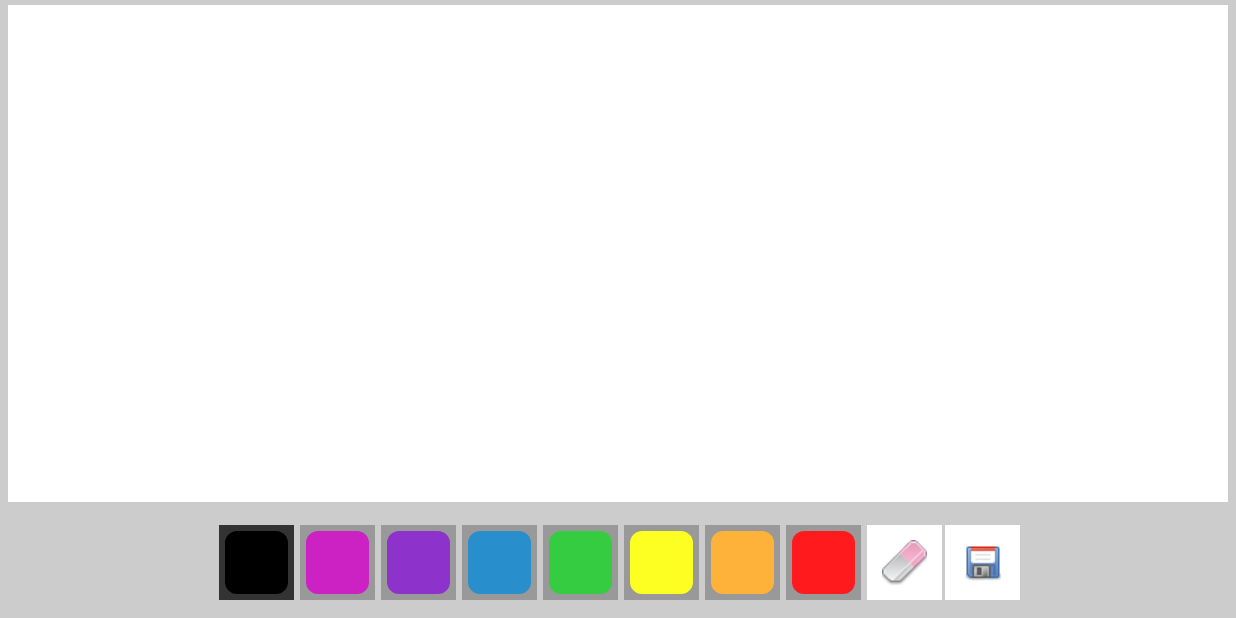
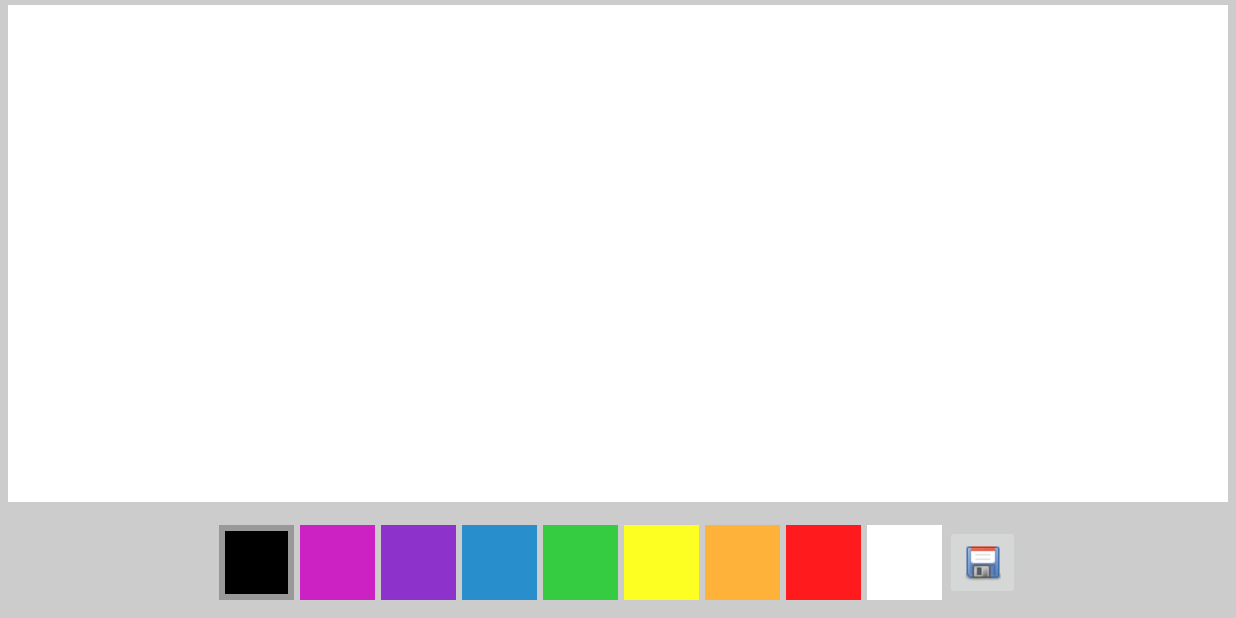
Before and after one commit to FailleurFox/Arc-en-ciel, an Android app: the DrawingActivity screen opened directly, with no data from a screen before it, on a phone screen of 824 x 412 dp (held sideways). Run offline under Robolectric (Android 15) with nearby library versions, the phone set to English and light mode, and no system bars.

Commit message:
amelioration selection des couleurs et gomme en blanc

```diff
--- a/app/src/main/java/fr/polytech/si5/arc_en_ciel/DrawingView.java
+++ b/app/src/main/java/fr/polytech/si5/arc_en_ciel/DrawingView.java
@@ -21,7 +21,7 @@ public class DrawingView extends View {
     //canvas bitmap
     private Bitmap canvasBitmap;
 
-    private int sizeEraseCursor = 100;
+    private int sizeEraseCursor = 130;
     private int sizeColorCursor = 30;
 
 
@@ -70,6 +70,7 @@ public class DrawingView extends View {
 
     }
 
+
     public Path getDrawPath() {
         return drawPath;
     }
--- a/app/src/main/res/drawable/paint.xml
+++ b/app/src/main/res/drawable/paint.xml
@@ -1,5 +1,5 @@
 <layer-list xmlns:android="http://schemas.android.com/apk/res/android" >
-    <item>
+   <!-- <item>
         <shape android:shape="rectangle" >
             <stroke
                 android:width="4dp"
@@ -20,5 +20,5 @@
             <solid android:color="#00000000" />
             <corners android:radius="10dp" />
         </shape>
-    </item>
+    </item>-->
 </layer-list>
--- a/app/src/main/res/drawable/paint_pressed.xml
+++ b/app/src/main/res/drawable/paint_pressed.xml
@@ -3,7 +3,7 @@
         <shape android:shape="rectangle" >
             <stroke
                 android:width="4dp"
-                android:color="#FF333333" />
+                android:color="#FF999999" />
 
             <solid android:color="#00000000" />
 
@@ -14,15 +14,15 @@
                 android:top="0dp" />
         </shape>
     </item>
-    <item>
+    <!--<item>
         <shape xmlns:android="http://schemas.android.com/apk/res/android" >
             <stroke
                 android:width="4dp"
-                android:color="#FF333333" />
+                android:color="#ffffff" />
 
             <solid android:color="#00000000" />
 
             <corners android:radius="10dp" />
         </shape>
-    </item>
+    </item>-->
 </layer-list>
--- a/app/src/main/res/layout/activity_drawing.xml
+++ b/app/src/main/res/layout/activity_drawing.xml
@@ -112,10 +112,10 @@ tools:context=".MainActivity" >
         android:layout_width="@dimen/large_brush"
         android:layout_height="@dimen/large_brush"
         android:layout_margin="2dp"
+        android:background="@color/myWhite"
         android:contentDescription="@string/erase"
-        android:background="@color/myWhite"
         android:onClick="paintClicked"
-        android:src="@drawable/eraser"
+        android:src="@drawable/paint"
         android:tag="@color/myWhite" />
 
     <ImageButton
@@ -123,7 +123,7 @@ tools:context=".MainActivity" >
         android:layout_gravity="center_vertical"
         android:layout_width="@dimen/large_brush"
         android:layout_height="@dimen/large_brush"
-        android:background="@color/myWhite"
+        android:onClick="save"
         android:contentDescription="@string/save"
         android:src="@drawable/save" />
 </LinearLayout>
--- a/app/src/main/res/values/strings.xml
+++ b/app/src/main/res/values/strings.xml
@@ -18,5 +18,6 @@
     <color name="myOrange">#ffb23a</color>
     <color name="myRed">#ff1a1e</color>
     <color name="myWhite">#ffffff</color>
+    <color name="myGrey">#c6c6c6</color>
     <string name="title_activity_drawing">Dessin</string>
 </resources>
```
Also changed, not shown: app/src/main/AndroidManifest.xml (+4 -3 lines), app/src/main/java/fr/polytech/si5/arc_en_ciel/DrawingActivity.java (+42 -11 lines).
